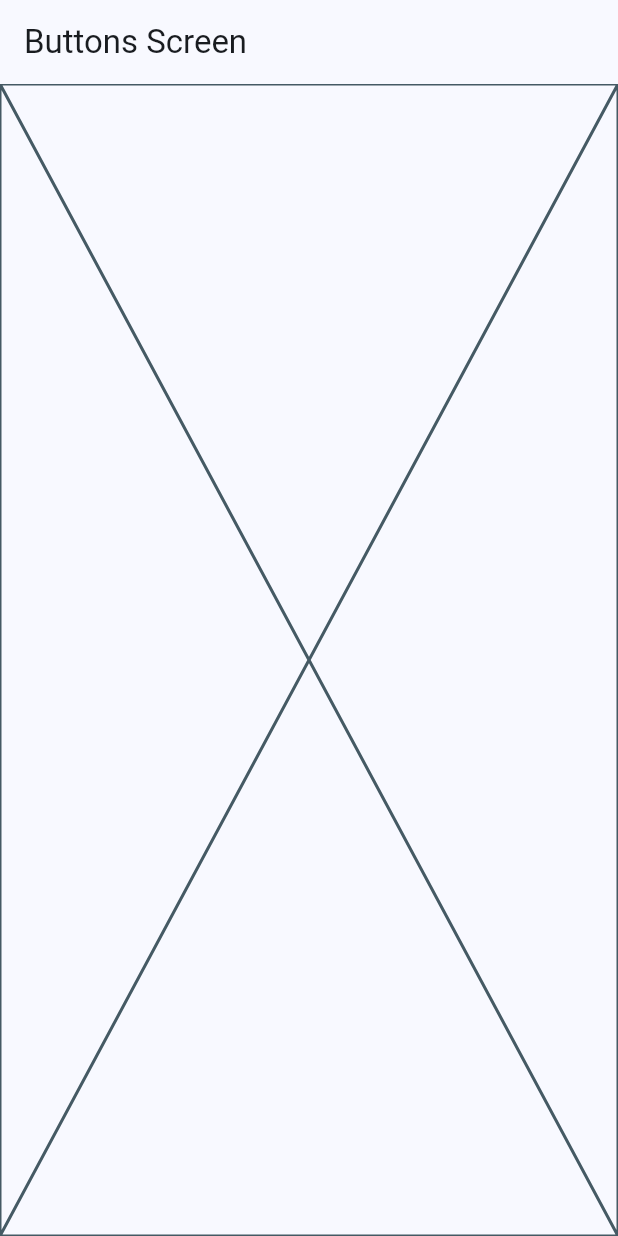
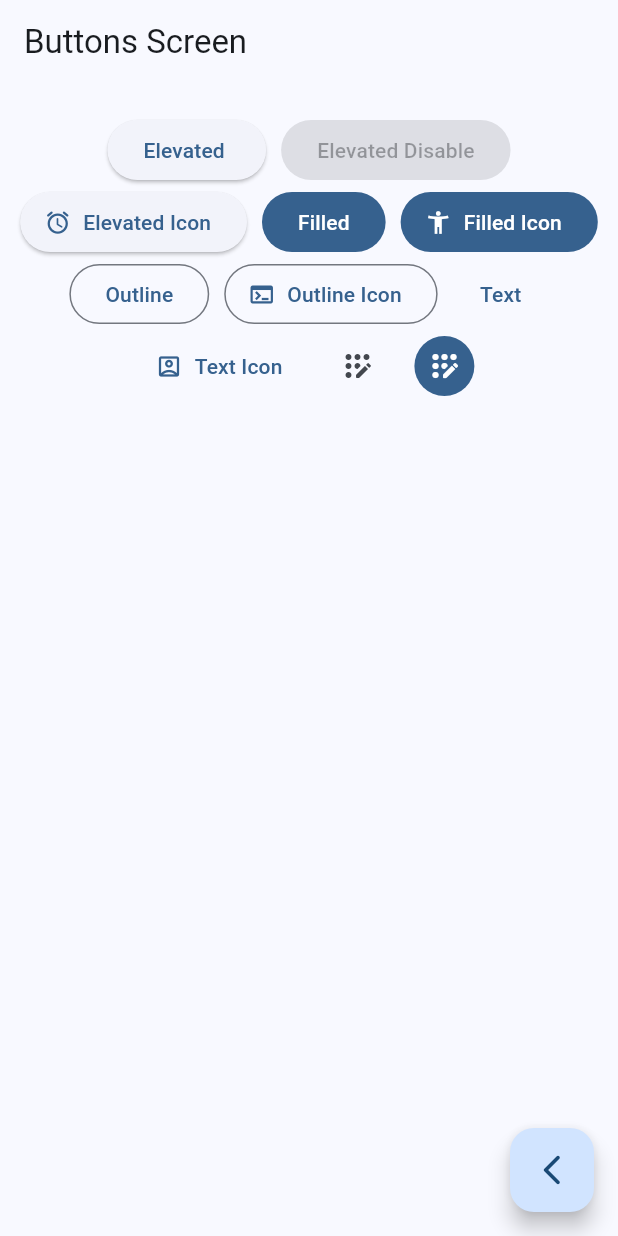
Before and after one commit to Joseeop/widget_app, a Flutter app: the ButtosScreens screen opened by its route, on a phone screen of 412 x 824 dp. Run offline on Flutter 3.47's test engine with Material 2 defaults, Android fonts, the phone set to English and light mode, and no system bars; our stand-ins replace go_router.

Commit message:
Agregados distintos estilos de botones

```diff
--- a/lib/presentation/screens/buttons/buttons_screen.dart
+++ b/lib/presentation/screens/buttons/buttons_screen.dart
@@ -1,4 +1,6 @@
 import 'package:flutter/material.dart';
+import 'package:go_router/go_router.dart';
+import 'package:widget_app/config/theme/app_theme.dart';
 
 class ButtosScreens extends StatelessWidget {
   static const String name = 'buttons_name';
@@ -10,7 +12,98 @@
       appBar: AppBar(
         title: const Text('Buttons Screen'),
       ),
-      body: const Placeholder(),
+      body: const _ButtonsView(),
+      floatingActionButton: FloatingActionButton(
+        child: const Icon(Icons.arrow_back_ios_new_rounded),
+        onPressed: () {
+          context.pop();
+        },
+      ),
     );
   }
 }
+
+class _ButtonsView extends StatelessWidget {
+  const _ButtonsView();
+
+  @override
+  Widget build(BuildContext context) {
+    final colors = Theme.of(context).colorScheme;
+    return SizedBox(
+      width:double.infinity ,
+      child: Padding(
+        padding: const EdgeInsets.symmetric(
+          horizontal: 10,
+          vertical: 20
+        ),
+        child: Wrap(
+          spacing: 10,
+          alignment: WrapAlignment.center,
+          children: [
+
+            ElevatedButton(
+              onPressed: (){},
+              child: const Text('Elevated ')),
+
+            const ElevatedButton(onPressed: null,
+            child:  Text('Elevated Disable')),
+
+            ElevatedButton.icon(
+              onPressed: (){},
+              icon: const Icon(Icons.access_alarm_rounded),
+              label: const Text('Elevated Icon')
+              ),
+
+            FilledButton(
+              onPressed: (){},
+              child: const Text('Filled')
+            ),
+
+            FilledButton.icon(
+              onPressed: (){},
+              icon:const  Icon(Icons.accessibility_new),
+              label: const Text('Filled Icon'),
+              ),
+
+            OutlinedButton(
+              onPressed: (){},
+              child: const Text('Outline')
+            ),
+
+            OutlinedButton.icon(
+            onPressed: (){},
+            icon: const Icon(Icons.terminal),
+            label: const Text('Outline Icon')
+            ),
+
+            TextButton(
+              onPressed: (){},
+              child: const Text('Text')
+            ),
+
+            TextButton.icon(
+              onPressed: (){},
+              icon: const Icon(Icons.account_box_outlined),
+              label: const Text('Text Icon')
+            ),
+
+            IconButton(
+              onPressed: (){},
+              icon: const Icon(Icons.app_registration_rounded)
+              ),
+
+             IconButton(
+              onPressed: (){},
+              icon: const Icon(Icons.app_registration_rounded),
+              style: ButtonStyle(
+                backgroundColor:MaterialStatePropertyAll(colors.primary),
+                iconColor:const MaterialStatePropertyAll(Colors.white)
+              ),
+              ),
+
+          ],
+        ),
+      ),
+    );
+  }
+}
```
